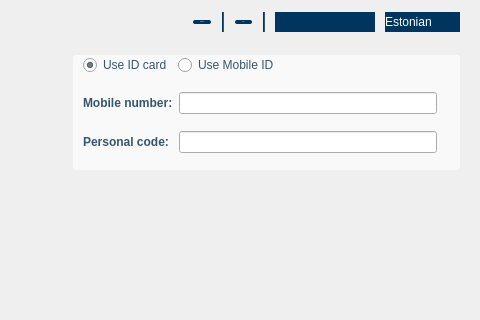
tixsys/esteid, file qdigidoc/trunk/client/ui/MainWindow.ui: the form before one commit; both pictures show x 170 to 650 and y 0 to 320 of the 650 by 540 pixel window.
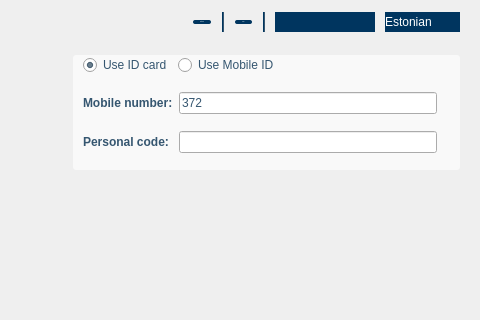
The form after the commit. The open tabs and pages were chosen to show the change. Icons and pictures are not drawn. Custom widgets are drawn as their Qt base class.

Commit message: qdigidoc: Ticket #285

Patch:
```diff
--- a/qdigidoc/trunk/client/ui/MainWindow.ui
+++ b/qdigidoc/trunk/client/ui/MainWindow.ui
@@ -396,7 +396,11 @@
                 </widget>
                </item>
                <item row="0" column="1">
-                <widget class="QLineEdit" name="infoMobileCell"/>
+                <widget class="QLineEdit" name="infoMobileCell">
+                 <property name="text">
+                  <string notr="true">372</string>
+                 </property>
+                </widget>
                </item>
                <item row="1" column="0">
                 <widget class="QLabel" name="infoMobileCodeLabel">
```
